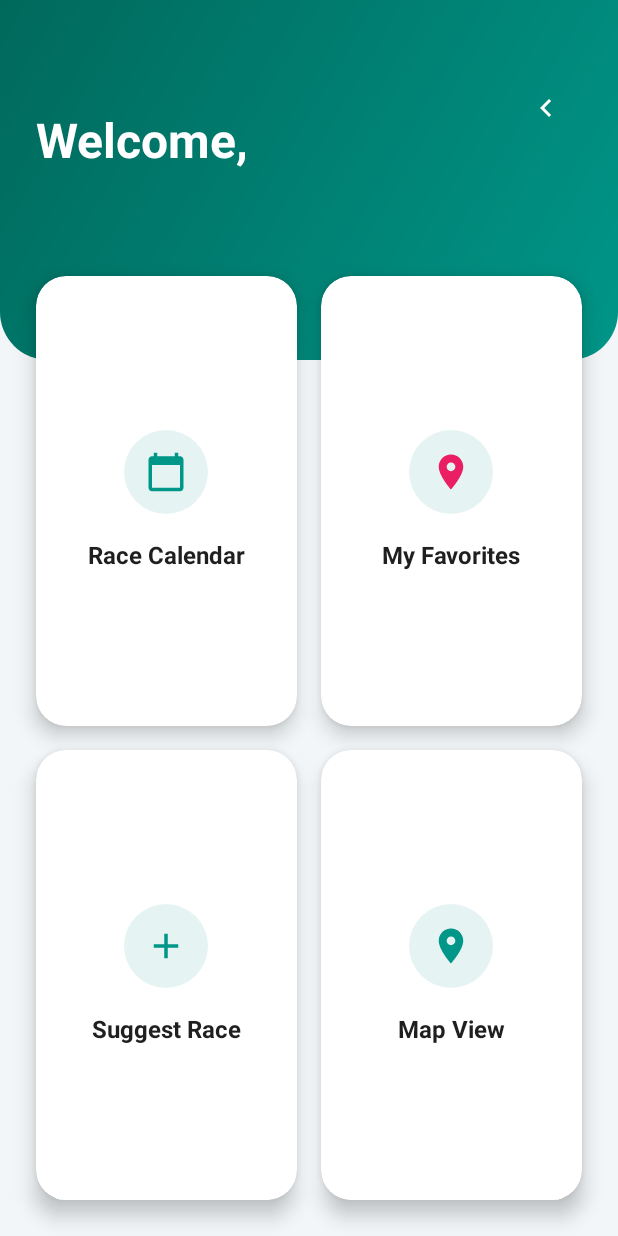
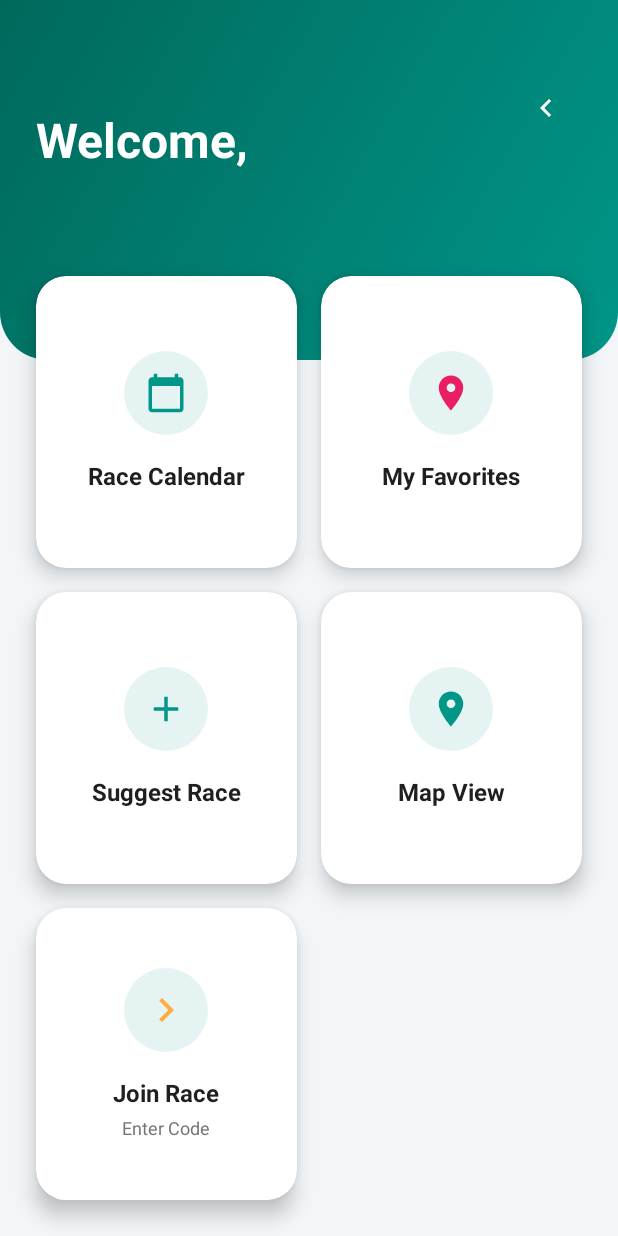
Before and after one commit to Tatatroi/RaceUp, an Android app: the screen it shows after launch once a user with an empty profile is signed in (MainActivity), on a phone screen of 412 x 824 dp. Run offline under Robolectric (Android 15) with nearby library versions, the phone set to English and light mode, and no system bars; our stand-ins replace Firebase (no records; nobody signed in at launch, a user with empty details on screens opened directly).

Commit message:
Xml files updated for the RaceTracker functionality

```diff
--- a/app/src/main/res/layout/activity_main.xml
+++ b/app/src/main/res/layout/activity_main.xml
@@ -23,6 +23,7 @@
         android:textColor="@color/white_opacity_70"
         android:textSize="14sp"
         android:layout_marginTop="48dp"
+        android:fontFamily="sans-serif-light"
         android:layout_marginStart="24dp"
         app:layout_constraintStart_toStartOf="parent"
         app:layout_constraintTop_toTopOf="parent" />
@@ -46,19 +47,19 @@
         android:layout_marginTop="48dp"
         android:layout_marginEnd="24dp"
         android:background="?attr/selectableItemBackgroundBorderless"
+        android:rotation="180"
         android:src="@drawable/ic_chevron_right_24"
-        android:rotation="180"
-        app:tint="@color/white"
         app:layout_constraintEnd_toEndOf="parent"
-        app:layout_constraintTop_toTopOf="parent" />
+        app:layout_constraintTop_toTopOf="parent"
+        app:tint="@color/white" />
 
     <GridLayout
         android:layout_width="match_parent"
         android:layout_height="0dp"
         android:layout_marginTop="-80dp"
+        android:clipToPadding="false"
         android:columnCount="2"
         android:padding="16dp"
-        android:clipToPadding="false"
         app:layout_constraintBottom_toBottomOf="parent"
         app:layout_constraintTop_toBottomOf="@+id/headerBg">
 
@@ -69,10 +70,10 @@
             android:layout_rowWeight="1"
             android:layout_columnWeight="1"
             android:layout_margin="8dp"
+            android:foreground="?attr/selectableItemBackground"
+            app:cardBackgroundColor="@color/card_bg"
             app:cardCornerRadius="20dp"
-            app:cardElevation="8dp"
-            app:cardBackgroundColor="@color/card_bg"
-            android:foreground="?attr/selectableItemBackground">
+            app:cardElevation="8dp">
 
             <LinearLayout
                 android:layout_width="match_parent"
@@ -89,13 +90,14 @@
                     android:padding="14dp"
                     android:src="@drawable/ic_calendar_today_24"
                     app:tint="@color/brand_primary" />
+
                 <TextView
                     android:layout_width="wrap_content"
                     android:layout_height="wrap_content"
                     android:text="Race Calendar"
+                    android:textColor="@color/text_primary"
                     android:textSize="16sp"
-                    android:textStyle="bold"
-                    android:textColor="@color/text_primary"/>
+                    android:textStyle="bold" />
             </LinearLayout>
         </androidx.cardview.widget.CardView>
 
@@ -106,10 +108,10 @@
             android:layout_rowWeight="1"
             android:layout_columnWeight="1"
             android:layout_margin="8dp"
+            android:foreground="?attr/selectableItemBackground"
+            app:cardBackgroundColor="@color/card_bg"
             app:cardCornerRadius="20dp"
-            app:cardElevation="8dp"
-            app:cardBackgroundColor="@color/card_bg"
-            android:foreground="?attr/selectableItemBackground">
+            app:cardElevation="8dp">
 
             <LinearLayout
                 android:layout_width="match_parent"
@@ -131,9 +133,9 @@
                     android:layout_width="wrap_content"
                     android:layout_height="wrap_content"
                     android:text="My Favorites"
+                    android:textColor="@color/text_primary"
                     android:textSize="16sp"
-                    android:textStyle="bold"
-                    android:textColor="@color/text_primary"/>
+                    android:textStyle="bold" />
             </LinearLayout>
         </androidx.cardview.widget.CardView>
 
@@ -144,10 +146,10 @@
             android:layout_rowWeight="1"
             android:layout_columnWeight="1"
             android:layout_margin="8dp"
+            android:foreground="?attr/selectableItemBackground"
+            app:cardBackgroundColor="@color/card_bg"
             app:cardCornerRadius="20dp"
-            app:cardElevation="8dp"
-            app:cardBackgroundColor="@color/card_bg"
-            android:foreground="?attr/selectableItemBackground">
+            app:cardElevation="8dp">
 
             <LinearLayout
                 android:layout_width="match_parent"
@@ -169,9 +171,9 @@
                     android:layout_width="wrap_content"
                     android:layout_height="wrap_content"
                     android:text="Suggest Race"
+                    android:textColor="@color/text_primary"
                     android:textSize="16sp"
-                    android:textStyle="bold"
-                    android:textColor="@color/text_primary"/>
+                    android:textStyle="bold" />
             </LinearLayout>
         </androidx.cardview.widget.CardView>
 
@@ -182,10 +184,10 @@
             android:layout_rowWeight="1"
             android:layout_columnWeight="1"
             android:layout_margin="8dp"
+            android:foreground="?attr/selectableItemBackground"
+            app:cardBackgroundColor="@color/card_bg"
             app:cardCornerRadius="20dp"
-            app:cardElevation="8dp"
-            app:cardBackgroundColor="@color/card_bg"
-            android:foreground="?attr/selectableItemBackground">
+            app:cardElevation="8dp">
 
             <LinearLayout
                 android:layout_width="match_parent"
@@ -202,13 +204,60 @@
                     android:padding="14dp"
                     android:src="@drawable/ic_location_on_24"
                     app:tint="@color/brand_primary" />
+
                 <TextView
                     android:layout_width="wrap_content"
                     android:layout_height="wrap_content"
                     android:text="Map View"
+                    android:textColor="@color/text_primary"
                     android:textSize="16sp"
-                    android:textStyle="bold"
-                    android:textColor="@color/text_primary"/>
+                    android:textStyle="bold" />
+            </LinearLayout>
+        </androidx.cardview.widget.CardView>
+
+        <androidx.cardview.widget.CardView
+            android:id="@+id/cardJoinRace"
+            android:layout_width="0dp"
+            android:layout_height="150dp"
+            android:layout_rowWeight="1"
+            android:layout_columnWeight="1"
+            android:layout_margin="8dp"
+            android:foreground="?attr/selectableItemBackground"
+            app:cardBackgroundColor="@color/card_bg"
+            app:cardCornerRadius="20dp"
+            app:cardElevation="8dp">
+
+            <LinearLayout
+                android:layout_width="match_parent"
+                android:layout_height="match_parent"
+                android:gravity="center"
+                android:orientation="vertical"
+                android:padding="16dp">
+
+                <ImageView
+                    android:layout_width="56dp"
+                    android:layout_height="56dp"
+                    android:layout_marginBottom="16dp"
+                    android:background="@drawable/bg_circle_light"
+                    android:padding="12dp"
+                    android:src="@drawable/ic_chevron_right_24"
+                    app:tint="@color/brand_accent" />
+
+                <TextView
+                    android:layout_width="wrap_content"
+                    android:layout_height="wrap_content"
+                    android:text="Join Race"
+                    android:textColor="@color/text_primary"
+                    android:textSize="16sp"
+                    android:textStyle="bold" />
+
+                <TextView
+                    android:layout_width="wrap_content"
+                    android:layout_height="wrap_content"
+                    android:layout_marginTop="4dp"
+                    android:text="Enter Code"
+                    android:textColor="@color/text_secondary"
+                    android:textSize="12sp" />
             </LinearLayout>
         </androidx.cardview.widget.CardView>
 
@@ -219,11 +268,11 @@
             android:layout_rowWeight="1"
             android:layout_columnWeight="1"
             android:layout_margin="8dp"
+            android:foreground="?attr/selectableItemBackground"
             android:visibility="gone"
+            app:cardBackgroundColor="@color/card_bg"
             app:cardCornerRadius="20dp"
             app:cardElevation="8dp"
-            app:cardBackgroundColor="@color/card_bg"
-            android:foreground="?attr/selectableItemBackground"
             tools:visibility="visible">
 
             <LinearLayout
@@ -246,9 +295,9 @@
                     android:layout_width="wrap_content"
                     android:layout_height="wrap_content"
                     android:text="Admin Panel"
+                    android:textColor="@color/brand_accent"
                     android:textSize="16sp"
-                    android:textStyle="bold"
-                    android:textColor="@color/brand_accent"/>
+                    android:textStyle="bold" />
             </LinearLayout>
         </androidx.cardview.widget.CardView>
     </GridLayout>
```
Also changed, not shown: app/src/main/res/layout/activity_race_details.xml (+60 -13 lines), app/src/main/res/layout/activity_race_lobby.xml (added, +113 -0 lines), app/src/main/res/layout/activity_run_tracker.xml (added, +118 -0 lines).
